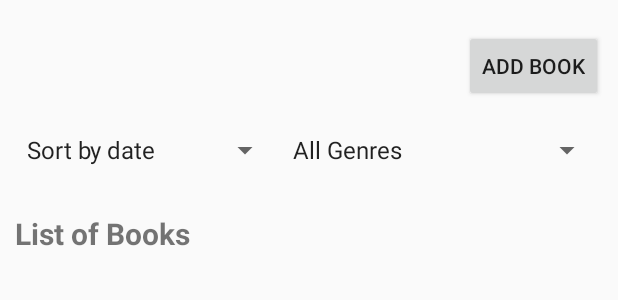
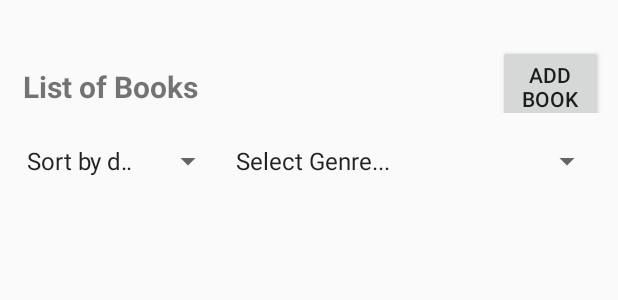
Before and after one commit to cunnla/BookWorm, an Android app: the layout activity_main.xml on its own in the app's theme, with its tools: preview values and no code run, on a phone screen of 412 x 824 dp. Shown: the top 300 px of the screen. Run offline under Robolectric (Android 15) with nearby library versions, the phone set to English and light mode, and no system bars.

```diff
--- a/app/src/main/java/cunnla/cunnla/bookworm/BookAdapter.java
+++ b/app/src/main/java/cunnla/cunnla/bookworm/BookAdapter.java
@@ -15,6 +15,7 @@ import java.util.ArrayList;
 import java.util.List;
 
 public class BookAdapter extends ArrayAdapter<Book> {
+
 
     private Context mContext;
     private List <Book> bookList = new ArrayList<>();
--- a/app/src/main/res/layout/activity_main.xml
+++ b/app/src/main/res/layout/activity_main.xml
@@ -8,18 +8,33 @@
     <LinearLayout
         android:layout_width="fill_parent"
         android:layout_height="wrap_content"
-        android:gravity="right"
+        android:gravity="center_vertical"
         android:orientation="horizontal">
 
-       <Button
+        <TextView
+            android:layout_width="fill_parent"
+            android:layout_height="wrap_content"
+            android:textSize="20sp"
+            android:layout_marginTop="20dp"
+            android:layout_marginLeft="15dp"
+            android:textStyle="bold"
+            android:text="List of Books"
+            android:layout_weight="1">
+        </TextView>
+
+        <Button
             android:id="@+id/btnAdd"
-            android:layout_width="wrap_content"
+            android:layout_width="150dp"
             android:layout_height="wrap_content"
             android:layout_marginTop="20dp"
             android:layout_marginRight="10dp"
-            android:text="Add Book">
-       </Button>
+            android:text="Add Book"
+            android:layout_weight="1">
+        </Button>
+
     </LinearLayout>
+
+
 
     <LinearLayout
         android:layout_width="fill_parent"
@@ -39,7 +54,7 @@
             android:id="@+id/spShowGenre"
             android:layout_width="wrap_content"
             android:layout_height="wrap_content"
-            android:entries="@array/showGenre_array"
+            android:entries="@array/genre_array"
             android:layout_marginTop="20dp"
             android:layout_marginRight="10dp"
             android:layout_marginBottom="20dp"
@@ -47,14 +62,9 @@
 
     </LinearLayout>
 
-    <TextView
-        android:layout_width="fill_parent"
-        android:layout_height="wrap_content"
-        android:textSize="20sp"
-        android:layout_margin="10dp"
-        android:textStyle="bold"
-        android:text="List of Books">
-    </TextView>
+
+
+
     <ListView
         android:id="@+id/listBooks"
         android:layout_width="match_parent"
--- a/app/src/main/res/layout/list_book.xml
+++ b/app/src/main/res/layout/list_book.xml
@@ -29,4 +29,6 @@
         android:layout_margin="10dp"
         android:textSize="15sp"/>
 
+
+
 </RelativeLayout>
--- a/app/src/main/res/values/strings.xml
+++ b/app/src/main/res/values/strings.xml
@@ -3,6 +3,7 @@
 
     <string-array name="genre_array">
         <item>Select Genre...</item>
+        <item>All Genres</item>
         <item>Drama</item>
         <item>Science Fiction</item>
         <item>Fantasy</item>
@@ -15,25 +16,11 @@
         <item>Non-Fiction and Documentary</item>
     </string-array>
 
-    <string-array name="showGenre_array">
-        <item>All Genres</item>
-        <item>Drama</item>
-        <item>Science Fiction</item>
-        <item>Fantasy</item>
-        <item>Detective Fiction</item>
-        <item>Poetry</item>
-        <item>Folklore</item>
-        <item>Historical Fiction</item>
-        <item>Horror and Mystery</item>
-        <item>Humor</item>
-        <item>Non-Fiction</item>
-    </string-array>
 
     <string-array name="sort_array">
         <item>Sort by date</item>
         <item>Sort by name</item>
         <item>Sort by author</item>
-        <item>Sort by genre</item>
         <item>Sort by notes</item>
     </string-array>
 
```
Also changed, not shown: app/src/main/java/cunnla/cunnla/bookworm/AddBook.java (+18 -48 lines), app/src/main/java/cunnla/cunnla/bookworm/EditBook.java (+16 -87 lines), app/src/main/java/cunnla/cunnla/bookworm/MainActivity.java (+21 -77 lines), app/src/main/java/cunnla/cunnla/bookworm/Utils.java (added, +143 -0 lines).
